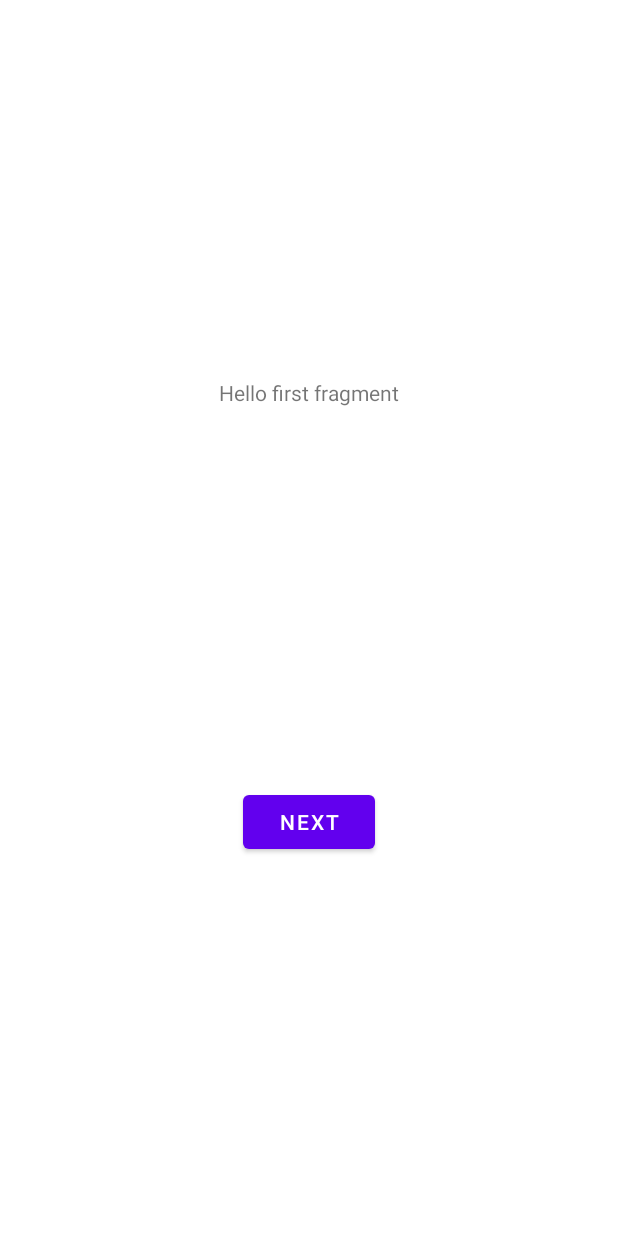
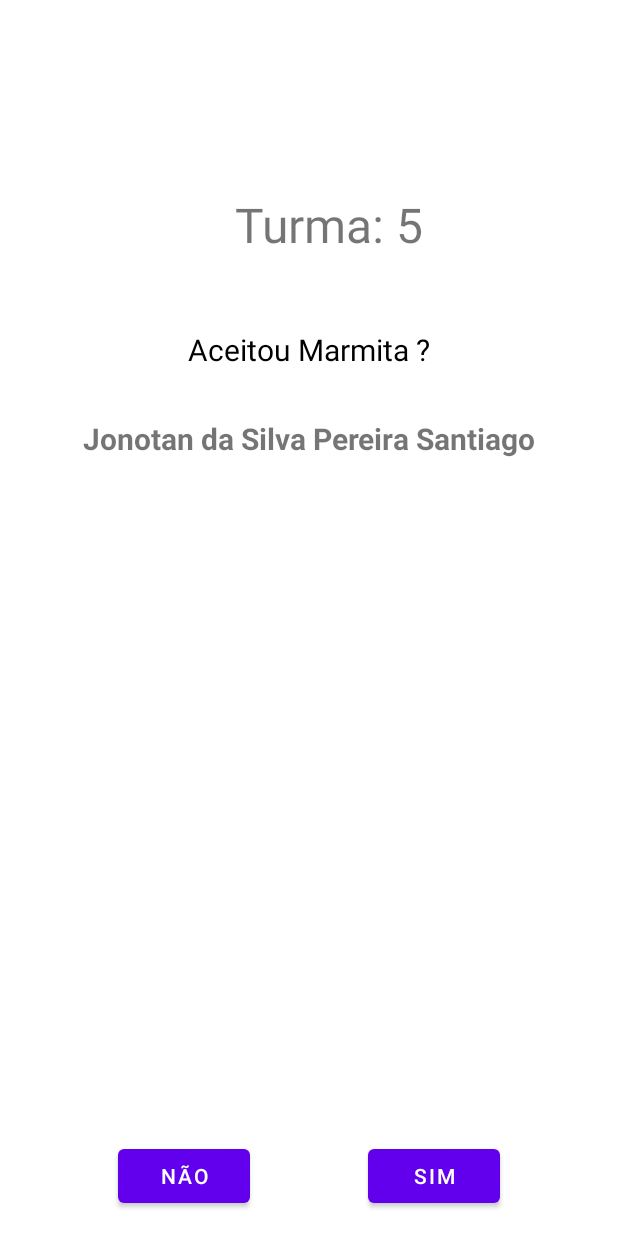
Before and after one commit to edicarlos10/Marmitech, an Android app: the layout fragment_funcionario.xml on its own in the app's theme, with its tools: preview values and no code run, on a phone screen of 412 x 824 dp. Run offline under Robolectric (Android 15) with nearby library versions, the phone set to English and light mode, and no system bars.

Commit message:
:art: adjustments in layout

```diff
--- a/app/src/main/res/layout/activity_funcionario.xml
+++ b/app/src/main/res/layout/activity_funcionario.xml
@@ -9,13 +9,4 @@
 
     <include layout="@layout/content_funcionario" />
 
-    <com.google.android.material.floatingactionbutton.FloatingActionButton
-        android:id="@+id/fab"
-        android:layout_width="wrap_content"
-        android:layout_height="wrap_content"
-        android:layout_gravity="bottom|end"
-        android:layout_marginEnd="@dimen/fab_margin"
-        android:layout_marginBottom="16dp"
-        app:srcCompat="@android:drawable/ic_dialog_email" />
-
 </androidx.coordinatorlayout.widget.CoordinatorLayout>
--- a/app/src/main/res/layout/fragment_funcionario.xml
+++ b/app/src/main/res/layout/fragment_funcionario.xml
@@ -8,22 +8,72 @@
     tools:context=".funcionario.activity.FuncionarioActivity">
 
     <TextView
-        android:id="@+id/textview_first"
+        android:id="@+id/tvTurma"
         android:layout_width="wrap_content"
         android:layout_height="wrap_content"
+        android:layout_marginTop="128dp"
         android:text="@string/hello_first_fragment"
-        app:layout_constraintBottom_toTopOf="@id/button_first"
+        android:textSize="32dp"
+        app:layout_constraintEnd_toEndOf="@+id/tvAcceptMarmita"
+        app:layout_constraintStart_toStartOf="@+id/tvAcceptMarmita"
+        app:layout_constraintTop_toTopOf="parent" />
+
+    <TextView
+        android:id="@+id/tvTurmaNumber"
+        android:layout_width="wrap_content"
+        android:layout_height="wrap_content"
+        android:layout_marginStart="8dp"
+        android:textSize="32dp"
+        app:layout_constraintBottom_toBottomOf="@+id/tvTurma"
+        app:layout_constraintStart_toEndOf="@+id/tvTurma"
+        app:layout_constraintTop_toTopOf="@+id/tvTurma"
+        tools:text="5" />
+
+    <TextView
+        android:id="@+id/tvAcceptMarmita"
+        android:layout_width="wrap_content"
+        android:layout_height="wrap_content"
+        android:layout_marginHorizontal="16dp"
+        android:layout_marginTop="48dp"
+        android:text="Aceitou Marmita ?"
+        android:textSize="20dp"
+        android:textColor="@color/black"
         app:layout_constraintEnd_toEndOf="parent"
         app:layout_constraintStart_toStartOf="parent"
-        app:layout_constraintTop_toTopOf="parent" />
+        app:layout_constraintTop_toBottomOf="@+id/tvTurma" />
+
+    <TextView
+        android:id="@+id/tvName"
+        android:layout_width="wrap_content"
+        android:layout_height="wrap_content"
+        android:layout_marginHorizontal="16dp"
+        android:layout_marginTop="32dp"
+        android:textSize="20dp"
+        android:textStyle="bold"
+        app:layout_constraintEnd_toEndOf="@+id/tvAcceptMarmita"
+        app:layout_constraintStart_toStartOf="@+id/tvAcceptMarmita"
+        app:layout_constraintTop_toBottomOf="@+id/tvAcceptMarmita"
+        tools:text="Jonotan da Silva Pereira Santiago" />
 
     <Button
-        android:id="@+id/button_first"
+        android:id="@+id/btYes"
         android:layout_width="wrap_content"
         android:layout_height="wrap_content"
-        android:text="@string/next"
+        android:layout_marginBottom="16dp"
+        android:text="@string/bt_yes"
         app:layout_constraintBottom_toBottomOf="parent"
         app:layout_constraintEnd_toEndOf="parent"
-        app:layout_constraintStart_toStartOf="parent"
-        app:layout_constraintTop_toBottomOf="@id/textview_first" />
+        app:layout_constraintHorizontal_bias="0.5"
+        app:layout_constraintStart_toEndOf="@+id/btNot" />
+
+    <Button
+        android:id="@+id/btNot"
+        android:layout_width="wrap_content"
+        android:layout_height="wrap_content"
+        android:layout_marginBottom="16dp"
+        android:text="@string/bt_not"
+        app:layout_constraintBottom_toBottomOf="parent"
+        app:layout_constraintEnd_toStartOf="@+id/btYes"
+        app:layout_constraintHorizontal_bias="0.5"
+        app:layout_constraintStart_toStartOf="parent" />
 </androidx.constraintlayout.widget.ConstraintLayout>
--- a/app/src/main/res/values/strings.xml
+++ b/app/src/main/res/values/strings.xml
@@ -5,8 +5,8 @@
     <string name="tv_required">Campo obrigatório</string>
     <string name="title_activity_funcionario">FuncionarioActivity</string>
     <!-- Strings used for fragments for navigation -->
-    <string name="next">Next</string>
-    <string name="previous">Previous</string>
+    <string name="bt_yes">Sim</string>
+    <string name="bt_not">Não</string>
 
-    <string name="hello_first_fragment">Hello first fragment</string>
+    <string name="hello_first_fragment">Turma:</string>
 </resources>
```
